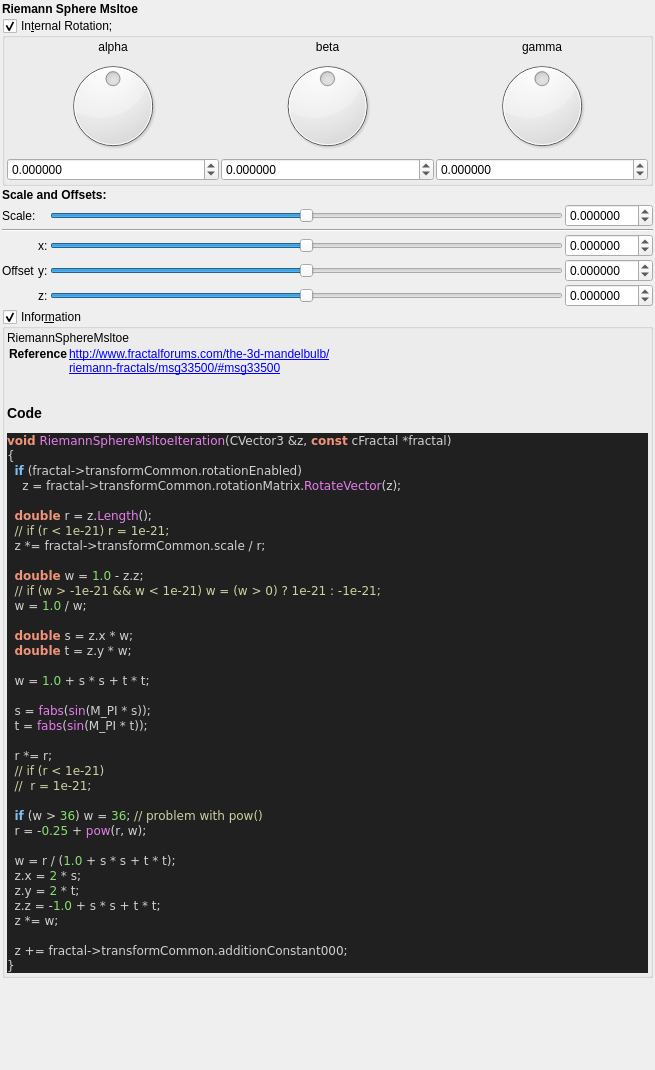
buddhi1980/mandelbulber2, file mandelbulber2/qt_data/fractal_riemann_sphere_msltoe.ui: the form before one commit.
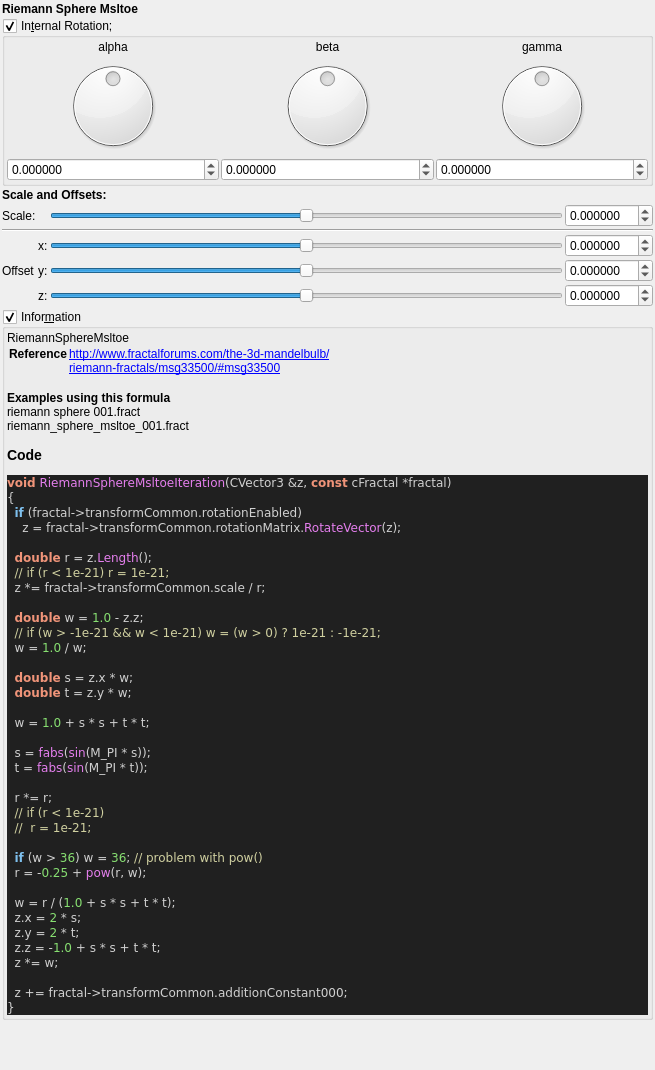
The form after the commit. Custom widgets are drawn as their Qt base class.

Commit message:
ui information - added example occurrences
now every formula, which is used in an example file, will display a list
of the example files in the information box. A maximum of 5 occurences is
displayed.
The script also outputs, which formulas do not yet have any example
files.

What changed in the file:
```diff
--- a/mandelbulber2/qt_data/fractal_riemann_sphere_msltoe.ui
+++ b/mandelbulber2/qt_data/fractal_riemann_sphere_msltoe.ui
@@ -526,7 +526,7 @@
 &lt;a href=&quot;riemann-fractals/msg33500/#msg33500&quot;&gt;riemann-fractals/msg33500/#msg33500&lt;br&gt;
 &lt;/td&gt;&lt;/tr&gt;
 &lt;/table&gt;
-&lt;h3&gt;Code&lt;/h3&gt;
+&lt;b&gt;Examples using this formula&lt;/b&gt;&lt;br&gt;riemann sphere 001.fract&lt;br&gt;riemann_sphere_msltoe_001.fract&lt;h3&gt;Code&lt;/h3&gt;
 &lt;body style=&quot;background-color:#202020&quot;&gt;
 &lt;pre style=&quot;color:#d0d0d0; background-color:#202020;  font-family:'Courier New',monospace;&quot;&gt;&lt;span style=&quot;color:#f09479; font-weight:bold&quot;&gt;void&lt;/span&gt; &lt;span style=&quot;color:#e47eed&quot;&gt;RiemannSphereMsltoeIteration&lt;/span&gt;&lt;span style=&quot;color:#d0d0d0&quot;&gt;(&lt;/span&gt;CVector3 &lt;span style=&quot;color:#d0d0d0&quot;&gt;&amp;amp;&lt;/span&gt;z&lt;span style=&quot;color:#d0d0d0&quot;&gt;,&lt;/span&gt; &lt;span style=&quot;color:#f09479; font-weight:bold&quot;&gt;const&lt;/span&gt; cFractal &lt;span style=&quot;color:#d0d0d0&quot;&gt;*&lt;/span&gt;fractal&lt;span style=&quot;color:#d0d0d0&quot;&gt;)&lt;/span&gt;
 &lt;span style=&quot;color:#d0d0d0&quot;&gt;{&lt;/span&gt;
```
The commit also changes 59 other files.
